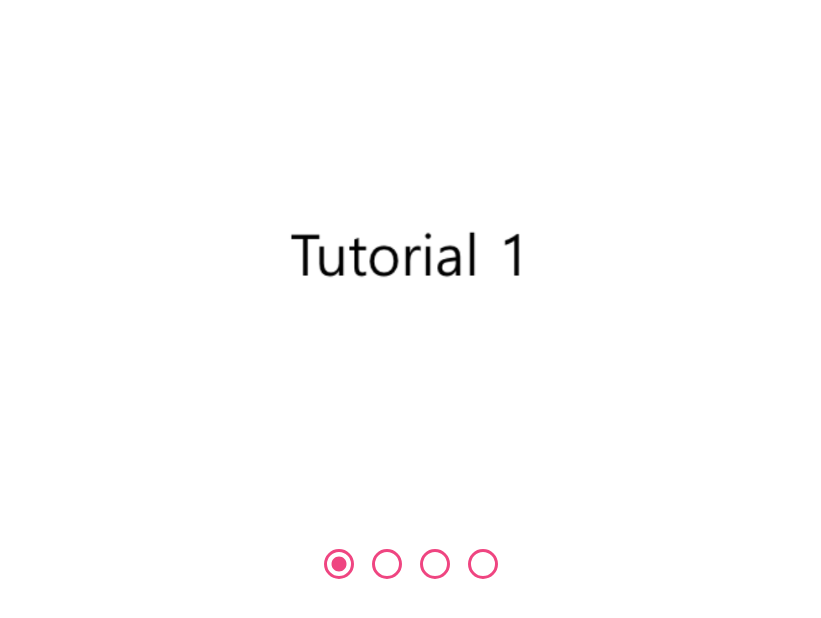
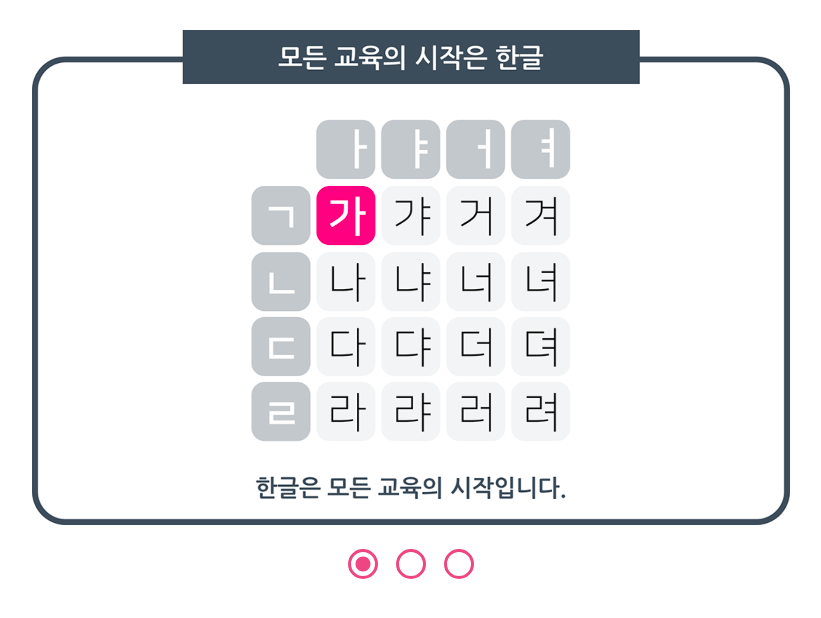
Before and after one commit to josuekim/SyllableGame, an Android app: the screen it shows after launch (TutorialActivity), on a phone screen of 824 x 412 dp (held sideways). Shown: the whole screen, without its empty margins (207-1028 px from the left). Run offline under Robolectric (Android 15) with nearby library versions, the phone set to English and light mode, and no system bars; 8 statements that could not run were skipped.

Commit message:
Tutorial

```diff
--- a/app/src/main/AndroidManifest.xml
+++ b/app/src/main/AndroidManifest.xml
@@ -1,12 +1,14 @@
 <?xml version="1.0" encoding="utf-8"?>
 <manifest xmlns:android="http://schemas.android.com/apk/res/android"
+  xmlns:tools="http://schemas.android.com/tools"
   package="com.h2kresearch.syllablegame">
 
   <uses-permission android:name="android.permission.INTERNET" />
   <uses-permission android:name="android.permission.ACCESS_NETWORK_STATE" />
 
   <application
-    android:allowBackup="true"
+    android:allowBackup="false"
+    tools:replace="android:allowBackup"
     android:hardwareAccelerated="true"
     android:icon="@mipmap/ic_launcher"
     android:label="@string/app_name"
--- a/app/src/main/java/com/h2kresearch/syllablegame/TutorialActivity.java
+++ b/app/src/main/java/com/h2kresearch/syllablegame/TutorialActivity.java
@@ -47,6 +47,7 @@ public class TutorialActivity extends BGMActivity {
             @Override
             public void run() {
               finish();
+              overridePendingTransition(android.R.anim.fade_in, android.R.anim.fade_out);
             }
           }, 500);
         }
--- a/app/src/main/res/layout/activity_tutorial.xml
+++ b/app/src/main/res/layout/activity_tutorial.xml
@@ -26,6 +26,7 @@
       android:id="@+id/radioGroup"
       android:layout_width="wrap_content"
       android:layout_height="wrap_content"
+      android:layout_marginTop="10dp"
       android:orientation="horizontal">
       <RadioButton
         android:id="@+id/radioButton0"
@@ -47,7 +48,8 @@
         android:id="@+id/radioButton3"
         android:layout_width="wrap_content"
         android:layout_height="wrap_content"
-        android:buttonTint="@color/highlightColor" />
+        android:buttonTint="@color/highlightColor"
+        android:visibility="gone" />
     </RadioGroup>
   </LinearLayout>
 </android.support.constraint.ConstraintLayout>
--- a/app/src/main/res/layout/fragment_page.xml
+++ b/app/src/main/res/layout/fragment_page.xml
@@ -4,12 +4,13 @@
   android:layout_width="match_parent"
   android:layout_height="match_parent"
   android:background="@color/backgroundColor"
-  android:gravity="center_vertical|center_horizontal">
+  android:gravity="center_vertical|center_horizontal"
+  android:weightSum="10">
 
   <ImageView
     android:id="@+id/imageView"
-    android:layout_width="wrap_content"
+    android:layout_width="0dp"
     android:layout_height="wrap_content"
-    android:layout_weight="1"
+    android:layout_weight="8"
     app:srcCompat="@drawable/tutorial1" />
 </LinearLayout>
```
Also changed, not shown: app/src/main/java/com/h2kresearch/syllablegame/ResultActivity.java (+9 -7 lines), app/src/main/assets/databases/statistics.db, app/src/main/res/drawable/tutorial1.png, app/src/main/res/drawable/tutorial2.png, app/src/main/res/drawable/tutorial3.png, app/src/main/res/drawable/tutorial4.png.
